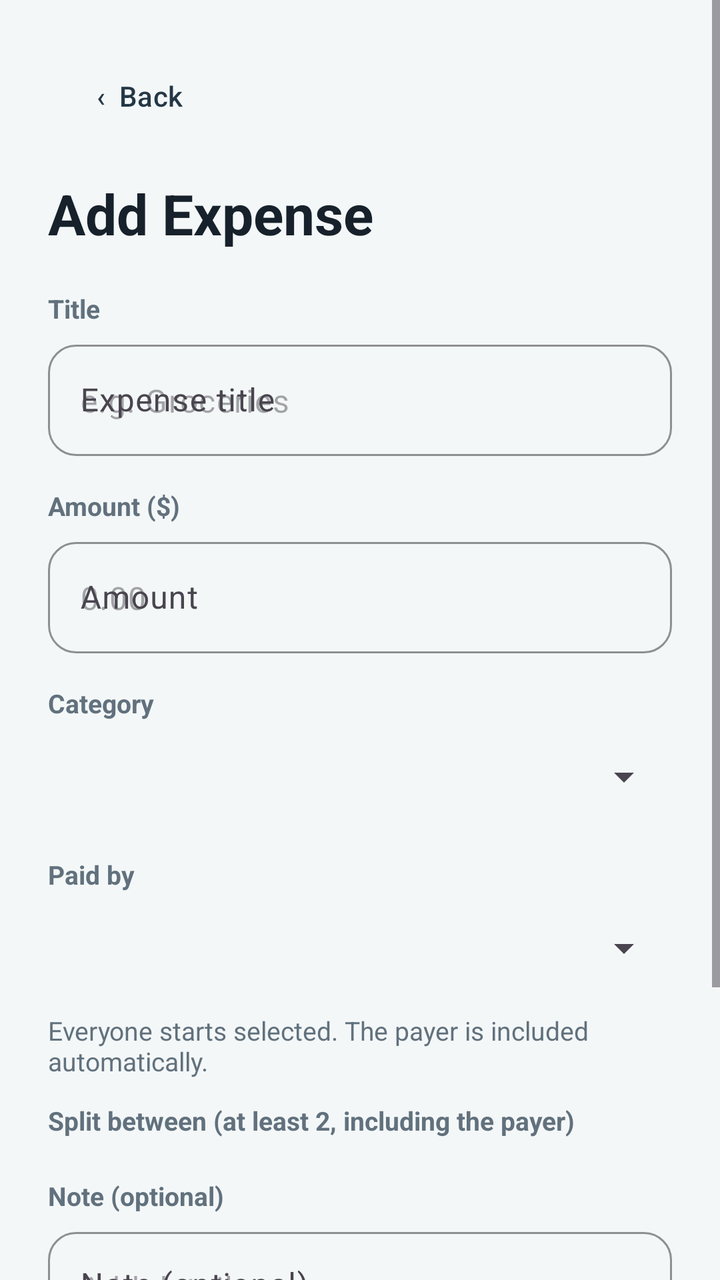
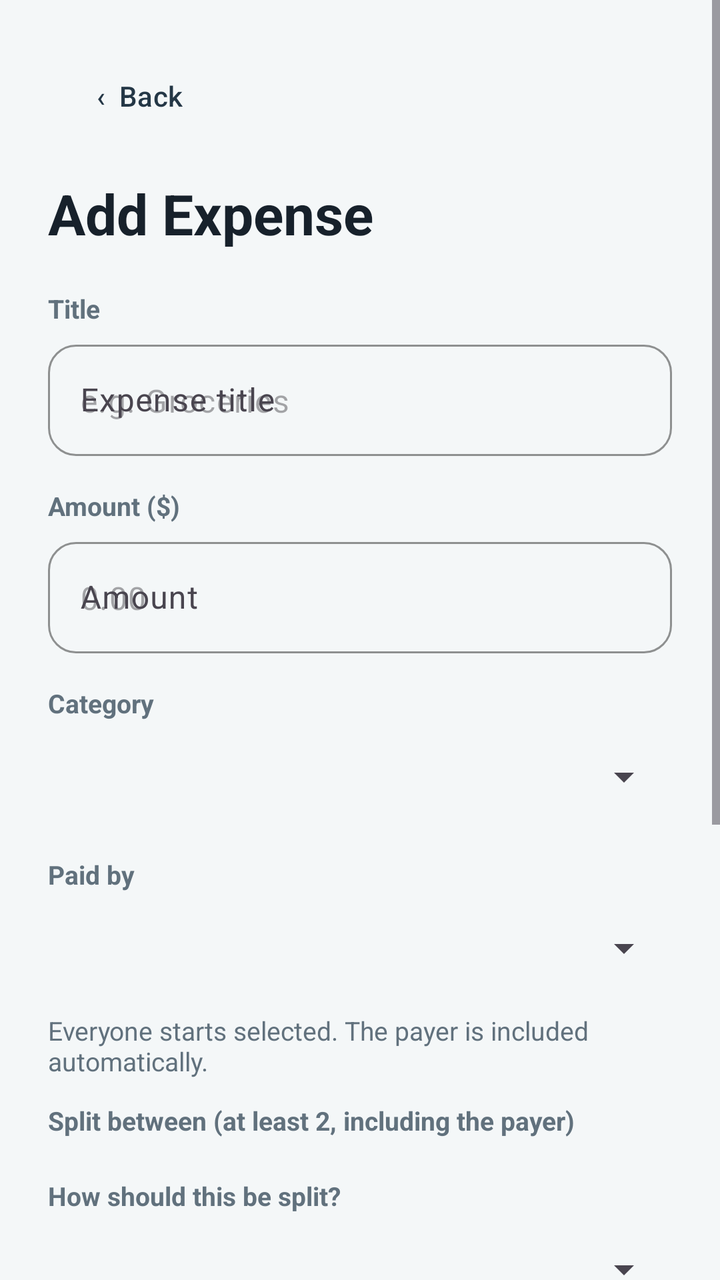

The first picture is an Android layout as it rendered before a commit; the second is the same layout after the commit. The layout source and the unified diff follow.
<!-- AndroidManifest.xml: application theme Theme.MyApplication -->
<!-- res/layout/activity_add_expense.xml -->
<?xml version="1.0" encoding="utf-8"?>
<ScrollView xmlns:android="http://schemas.android.com/apk/res/android"
    xmlns:app="http://schemas.android.com/apk/res-auto"
    android:layout_width="match_parent"
    android:layout_height="match_parent"
    android:fillViewport="true"
    android:background="@color/surface_app">

    <LinearLayout
        android:layout_width="match_parent"
        android:layout_height="wrap_content"
        android:orientation="vertical"
        android:padding="24dp">

        <com.google.android.material.button.MaterialButton
            android:id="@+id/btnBack"
            android:layout_width="wrap_content"
            android:layout_height="48dp"
            android:text="‹  Back"
            android:textAllCaps="false"
            android:textColor="@color/brand_ink"
            app:backgroundTint="@android:color/transparent"
            app:cornerRadius="14dp"
            android:layout_marginBottom="16dp" />

        <TextView
            android:id="@+id/tvFormHeading"
            android:layout_width="wrap_content"
            android:layout_height="wrap_content"
            android:text="Add Expense"
            android:textSize="28sp"
            android:textStyle="bold"
            android:textColor="@color/ink"
            android:layout_marginBottom="20dp" />

        <TextView
            style="@style/ExpenseFieldLabel"
            android:text="Title" />

        <com.google.android.material.textfield.TextInputLayout
            android:layout_width="match_parent"
            android:layout_height="wrap_content"
            android:hint="Expense title"
            app:boxBackgroundMode="outline"
            app:boxCornerRadiusTopStart="14dp"
            app:boxCornerRadiusTopEnd="14dp"
            app:boxCornerRadiusBottomStart="14dp"
            app:boxCornerRadiusBottomEnd="14dp"
            app:boxStrokeColor="@color/brand_teal"
            android:layout_marginBottom="16dp">
            <com.google.android.material.textfield.TextInputEditText
                android:id="@+id/etExpenseTitle"
                android:layout_width="match_parent"
                android:layout_height="wrap_content"
                android:hint="e.g. Groceries"
                android:inputType="textCapSentences"
                android:maxLength="100"
                android:singleLine="true" />
        </com.google.android.material.textfield.TextInputLayout>

        <TextView
            style="@style/ExpenseFieldLabel"
            android:text="Amount ($)" />

        <com.google.android.material.textfield.TextInputLayout
            android:layout_width="match_parent"
            android:layout_height="wrap_content"
            android:hint="Amount"
            app:prefixText="$"
            app:boxBackgroundMode="outline"
            app:boxCornerRadiusTopStart="14dp"
            app:boxCornerRadiusTopEnd="14dp"
            app:boxCornerRadiusBottomStart="14dp"
            app:boxCornerRadiusBottomEnd="14dp"
            app:boxStrokeColor="@color/brand_teal"
            android:layout_marginBottom="16dp">
            <com.google.android.material.textfield.TextInputEditText
                android:id="@+id/etExpenseAmount"
                android:layout_width="match_parent"
                android:layout_height="wrap_content"
                android:hint="0.00"
                android:inputType="numberDecimal"
                android:singleLine="true" />
        </com.google.android.material.textfield.TextInputLayout>

        <TextView
            style="@style/ExpenseFieldLabel"
            android:text="Category" />

        <Spinner
            android:id="@+id/spCategory"
            android:layout_width="match_parent"
            android:layout_height="wrap_content"
            android:minHeight="48dp"
            android:layout_marginBottom="16dp" />

        <TextView
            style="@style/ExpenseFieldLabel"
            android:text="Paid by" />

        <Spinner
            android:id="@+id/spPayer"
            android:layout_width="match_parent"
            android:layout_height="wrap_content"
            android:minHeight="48dp"
            android:layout_marginBottom="16dp" />

        <TextView
            android:layout_width="match_parent"
            android:layout_height="wrap_content"
            android:text="Everyone starts selected. The payer is included automatically."
            android:textColor="@color/text_secondary"
            android:textSize="13sp"
            android:layout_marginTop="-8dp"
            android:layout_marginBottom="12dp" />

        <TextView
            style="@style/ExpenseFieldLabel"
            android:text="Split between (at least 2, including the payer)" />

        <LinearLayout
            android:id="@+id/layoutParticipants"
            android:layout_width="match_parent"
            android:layout_height="wrap_content"
            android:orientation="vertical"
            android:layout_marginBottom="16dp" />

        <TextView
            style="@style/ExpenseFieldLabel"
            android:text="Note (optional)" />

        <com.google.android.material.textfield.TextInputLayout
            android:layout_width="match_parent"
            android:layout_height="wrap_content"
            android:hint="Note (optional)"
            app:boxBackgroundMode="outline"
            app:boxCornerRadiusTopStart="14dp"
            app:boxCornerRadiusTopEnd="14dp"
            app:boxCornerRadiusBottomStart="14dp"
            app:boxCornerRadiusBottomEnd="14dp"
            app:boxStrokeColor="@color/brand_teal"
            android:layout_marginBottom="24dp">
            <com.google.android.material.textfield.TextInputEditText
                android:id="@+id/etExpenseNote"
                android:layout_width="match_parent"
                android:layout_height="wrap_content"
                android:hint="Add details"
                android:inputType="textMultiLine|textCapSentences"
                android:maxLength="500"
                android:minLines="2"
                android:gravity="top" />
        </com.google.android.material.textfield.TextInputLayout>

        <com.google.android.material.button.MaterialButton
            android:id="@+id/btnSaveExpense"
            android:layout_width="match_parent"
            android:layout_height="56dp"
            android:text="Save Expense"
            android:textAllCaps="false"
            android:textSize="16sp"
            android:textStyle="bold"
            android:textColor="@color/white"
            app:backgroundTint="@color/brand_teal"
            app:cornerRadius="16dp"
            android:enabled="false" />

        <TextView
            android:id="@+id/tvExpenseError"
            android:layout_width="match_parent"
            android:layout_height="wrap_content"
            android:textColor="@color/error"
            android:textSize="14sp"
            android:gravity="center"
            android:layout_marginTop="16dp" />

    </LinearLayout>
</ScrollView>
<!-- resources referenced by this layout -->
<resources>
  <color name="brand_ink">#243746</color>
  <color name="brand_teal">#0F8B8D</color>
  <color name="error">#B42318</color>
  <color name="ink">#17212B</color>
  <color name="surface_app">#F4F7F8</color>
  <color name="text_secondary">#61717D</color>
  <color name="white">#FFFFFFFF</color>
  <style name="ExpenseFieldLabel">
          <item name="android:layout_width">wrap_content</item>
          <item name="android:layout_height">wrap_content</item>
          <item name="android:textSize">13sp</item>
          <item name="android:textStyle">bold</item>
          <item name="android:textColor">@color/text_secondary</item>
          <item name="android:layout_marginBottom">4dp</item>
      </style>
  <style name="Theme.MyApplication" parent="Base.Theme.MyApplication" />
  <style name="Base.Theme.MyApplication" parent="Theme.Material3.DayNight.NoActionBar">
          <item name="colorPrimary">@color/brand_teal</item>
          <item name="colorOnPrimary">@color/white</item>
          <item name="colorSecondary">@color/brand_ink</item>
          <item name="colorOnSecondary">@color/white</item>
      </style>
</resources>

<!-- the commit's change to res/layout/activity_add_expense.xml (unified diff, before → after) -->
@@ -123,6 +123,57 @@
             android:layout_width="match_parent"
             android:layout_height="wrap_content"
             android:orientation="vertical"
+            android:layout_marginBottom="16dp" />
+
+        <TextView
+            style="@style/ExpenseFieldLabel"
+            android:text="How should this be split?" />
+
+        <Spinner
+            android:id="@+id/spSplitMethod"
+            android:layout_width="match_parent"
+            android:layout_height="wrap_content"
+            android:minHeight="48dp"
+            android:layout_marginBottom="4dp" />
+
+        <TextView
+            android:id="@+id/tvSplitHelp"
+            android:layout_width="match_parent"
+            android:layout_height="wrap_content"
+            android:textColor="@color/text_secondary"
+            android:textSize="13sp"
+            android:layout_marginBottom="8dp" />
+
+        <LinearLayout
+            android:id="@+id/layoutSplitValues"
+            android:layout_width="match_parent"
+            android:layout_height="wrap_content"
+            android:orientation="vertical"
+            android:layout_marginBottom="8dp" />
+
+        <com.google.android.material.button.MaterialButton
+            android:id="@+id/btnPreviewSplit"
+            android:layout_width="match_parent"
+            android:layout_height="48dp"
+            android:text="Preview split"
+            android:textAllCaps="false"
+            android:textColor="@color/brand_teal"
+            app:backgroundTint="@android:color/transparent"
+            app:cornerRadius="14dp"
+            app:strokeColor="@color/brand_teal"
+            app:strokeWidth="1dp"
+            android:enabled="false"
+            android:layout_marginBottom="8dp" />
+
+        <TextView
+            android:id="@+id/tvSplitPreview"
+            android:layout_width="match_parent"
+            android:layout_height="wrap_content"
+            android:padding="14dp"
+            android:background="@drawable/bg_summary_card"
+            android:textColor="@color/ink"
+            android:textSize="14sp"
+            android:visibility="gone"
             android:layout_marginBottom="16dp" />
 
         <TextView
<!-- resource entries referenced after the edit -->
@@ -7,6 +7,12 @@
   <color name="surface_app">#F4F7F8</color>
   <color name="text_secondary">#61717D</color>
   <color name="white">#FFFFFFFF</color>
+  <!-- drawable bg_summary_card (drawable) -->
+  <?xml version="1.0" encoding="utf-8"?>
+  <shape xmlns:android="http://schemas.android.com/apk/res/android" android:shape="rectangle">
+      <solid android:color="#E6F3F1" />
+      <corners android:radius="16dp" />
+  </shape>
   <style name="ExpenseFieldLabel">
           <item name="android:layout_width">wrap_content</item>
           <item name="android:layout_height">wrap_content</item>
